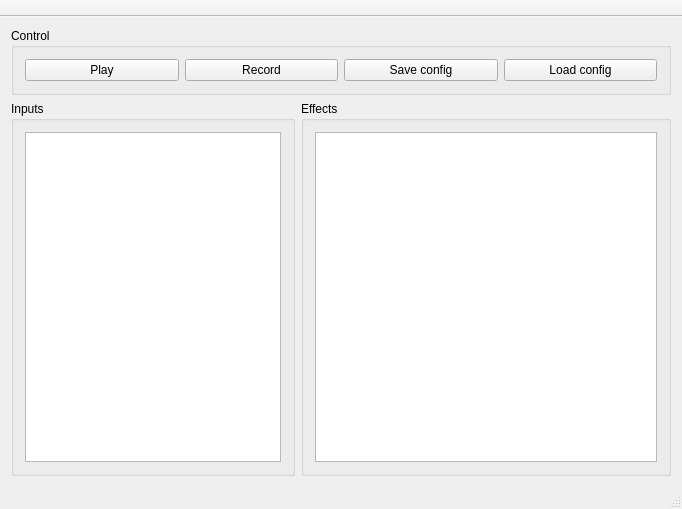
Qt form courses/prog_base_3/project/qSynth/mainwindow.ui (k-gregory/OP_repo) before a commit.
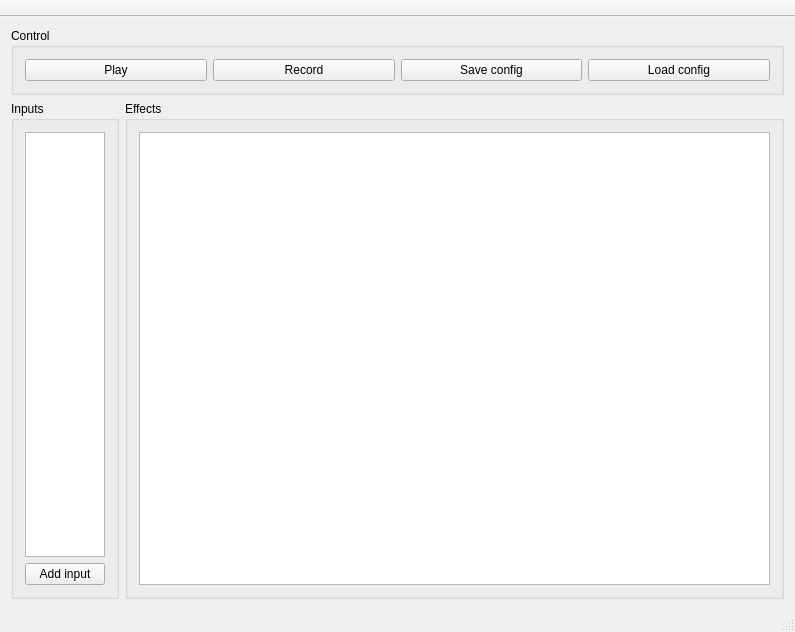
The same form after that commit.

Patch:
```diff
--- a/courses/prog_base_3/project/qSynth/mainwindow.ui
+++ b/courses/prog_base_3/project/qSynth/mainwindow.ui
@@ -6,8 +6,8 @@
    <rect>
     <x>0</x>
     <y>0</y>
-    <width>682</width>
-    <height>509</height>
+    <width>795</width>
+    <height>632</height>
    </rect>
   </property>
   <property name="windowTitle">
@@ -20,7 +20,7 @@
       <item row="1" column="1">
        <widget class="QGroupBox" name="inputsGB">
         <property name="sizePolicy">
-         <sizepolicy hsizetype="Preferred" vsizetype="Preferred">
+         <sizepolicy hsizetype="Maximum" vsizetype="Preferred">
           <horstretch>0</horstretch>
           <verstretch>0</verstretch>
          </sizepolicy>
@@ -28,17 +28,30 @@
         <property name="title">
          <string>Inputs</string>
         </property>
-        <layout class="QHBoxLayout" name="horizontalLayout_2">
+        <layout class="QVBoxLayout" name="verticalLayout_2">
          <item>
           <widget class="QListView" name="inputsList">
            <property name="sizePolicy">
-            <sizepolicy hsizetype="Minimum" vsizetype="Expanding">
+            <sizepolicy hsizetype="Maximum" vsizetype="Expanding">
              <horstretch>0</horstretch>
              <verstretch>0</verstretch>
             </sizepolicy>
            </property>
           </widget>
          </item>
+         <item>
+          <widget class="QPushButton" name="inputAddIcon">
+           <property name="sizePolicy">
+            <sizepolicy hsizetype="Maximum" vsizetype="Fixed">
+             <horstretch>0</horstretch>
+             <verstretch>0</verstretch>
+            </sizepolicy>
+           </property>
+           <property name="text">
+            <string>Add input</string>
+           </property>
+          </widget>
+         </item>
         </layout>
         <zorder>playButton</zorder>
         <zorder>inputsList</zorder>
@@ -46,6 +59,12 @@
       </item>
       <item row="1" column="2">
        <widget class="QGroupBox" name="EffectsGB">
+        <property name="sizePolicy">
+         <sizepolicy hsizetype="Expanding" vsizetype="Preferred">
+          <horstretch>0</horstretch>
+          <verstretch>0</verstretch>
+         </sizepolicy>
+        </property>
         <property name="title">
          <string>Effects</string>
         </property>
```
Left out of the diff: 3 changed lines with no effect on the pictures.
